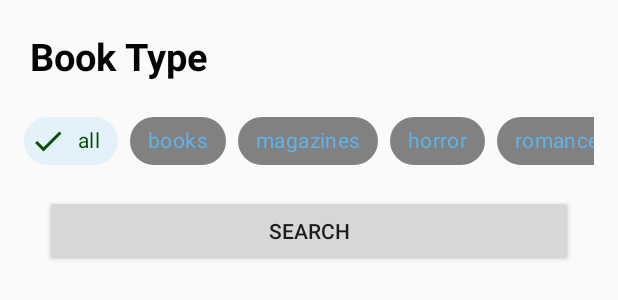
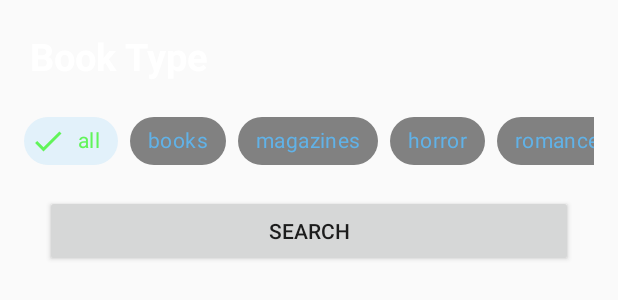
Before and after one commit to xiemoonie/BookApp, an Android app: the layout book_bottom_sheet.xml on its own in the app's theme, with its tools: preview values and no code run, on a phone screen of 412 x 824 dp. Shown: the top 300 px of the screen. Run offline under Robolectric (Android 15) with nearby library versions, the phone set to English and light mode, and no system bars.

Commit message:
Book Searching App

```diff
--- a/app/src/main/java/com/example/coolbookshelf/bindingadapters/BookRowBinding.kt
+++ b/app/src/main/java/com/example/coolbookshelf/bindingadapters/BookRowBinding.kt
@@ -51,11 +51,11 @@ class BookRowBinding {
                 when (view) {
                     is TextView -> {
                         view.setTextColor(
-                            ContextCompat.getColor(view.context, R.color.blue)
+                            ContextCompat.getColor(view.context, R.color.orange)
                         )
                     }
                     is ImageView -> {
-                        view.setColorFilter(ContextCompat.getColor(view.context, R.color.blue))
+                        view.setColorFilter(ContextCompat.getColor(view.context, R.color.orange))
                     }
                 }
             }
--- a/app/src/main/res/layout/book_row_layout.xml
+++ b/app/src/main/res/layout/book_row_layout.xml
@@ -75,7 +75,7 @@
                     android:layout_width="wrap_content"
                     android:layout_height="wrap_content"
                     app:srcCompat="@drawable/ic_library_books_24"
-                    app:tint="@color/blue"
+                    app:tint="@color/orange"
                     app:layout_constraintRight_toRightOf="parent"
                     app:layout_constraintLeft_toLeftOf="parent"
                     app:layout_constraintTop_toBottomOf="@id/card_food_description"
--- a/app/src/main/res/navigation/nav_bar.xml
+++ b/app/src/main/res/navigation/nav_bar.xml
@@ -8,7 +8,7 @@
     <fragment
         android:id="@+id/fragment_books"
         android:name="com.example.coolbookshelf.ui.fragments.BookFragment"
-        android:label="fragment_books_fragment"
+        android:label="Books"
         tools:layout="@layout/fragment_books">
         <action
             android:id="@+id/action_fragment_books_to_bookBottomSheet"
@@ -32,7 +32,7 @@
     <fragment
         android:id="@+id/fragment_favorite"
         android:name="com.example.coolbookshelf.ui.fragments.FavoriteBookFragment"
-        android:label="fragment_favorite_books"
+        android:label="Favorite Books"
         tools:layout="@layout/fragment_favorite_books" >
         <action
             android:id="@+id/action_fragment_favorite_to_detailsActivity"
--- a/app/src/main/res/values-night/colors.xml
+++ b/app/src/main/res/values-night/colors.xml
@@ -5,18 +5,18 @@
     <color name="gray">#C3C1C1</color>
     <color name="lightGray">#818181</color>
     <color name="black">#000000</color>
-    <color name="skyblue">#91FFFC</color>
-    <color name="blue">#FF9100</color>
-    <color name="white">#FFFFFFFF</color>
+    <color name="orange">#FF9100</color>
+    <color name="white">#FFFFFF</color>
     <color name="green">#10BD09</color>
     <color name="yellow">#FFD500</color>
     <color name="pink">#F683F0</color>
     <color name="transparent">#9933418D</color>
     <color name="transparentDark">#0B6A9A</color>
-
+    <color name="blueNice">#1B719C</color>
+    <color name="nocolor">#005FB4EC</color>
     <color name= "checkedChipBackgroundColor">@color/transparent</color>
     <color name= "chipBackgroundColor">@color/lightGray</color>
-    <color name= "checkedChipTextColor">#4196FF</color>
+    <color name= "checkedChipTextColor">@color/blueNice</color>
     <color name= "chipTextColor">@color/transparentDark</color>
 
 
--- a/app/src/main/res/values/colors.xml
+++ b/app/src/main/res/values/colors.xml
@@ -4,15 +4,17 @@
 
     <color name="gray">#C3C1C1</color>
     <color name="lightGray">#818181</color>
-    <color name="black">#FFFFFF</color>
+    <color name="black">#000000</color>
     <color name="skyblue">#78CBF1</color>
-    <color name="blue">#FF9100</color>
-    <color name="white">#050505</color>
-    <color name="green">#055101</color>
+    <color name="orange">#FF9100</color>
+    <color name="white">#FFFFFF</color>
+    <color name="green">#61F459</color>
     <color name="yellow">#FFD500</color>
     <color name="pink">#F683F0</color>
     <color name="transparent">#9933418D</color>
     <color name="transparentDark">#F25FB4EC</color>
+    <color name="blueNice">#0BABFB</color>
+    <color name="nocolor">#005FB4EC</color>
 
     <color name= "checkedChipBackgroundColor">@color/transparent</color>
     <color name= "chipBackgroundColor">@color/lightGray</color>
--- a/app/src/main/res/values/style.xml
+++ b/app/src/main/res/values/style.xml
@@ -10,11 +10,11 @@
     </style>
 
     <style name="DetailsActivityStyle"  parent="Theme.AppCompat.DayNight.NoActionBar">
-        <item name="colorPrimary">@color/black</item>
+        <item name="colorPrimary">@color/blueNice</item>
         <item name="colorPrimaryDark">@color/lightGray</item>
-        <item name="colorAccent">@color/blue</item>
+        <item name="colorAccent">@color/orange</item>
         <item name="colorControlNormal">@color/white</item>
-        <item name="android:statusBarColor">@color/white</item>
+        <item name="android:statusBarColor">@color/colorPrimary</item>
     </style>
 
     <style name="SplashScreenStyle" parent="Theme.MaterialComponents.DayNight.NoActionBar">
@@ -38,6 +38,6 @@
     </style>
 
     <style name="CustomTabTextStyle" parent ="TextAppearance.Design.Tab">
-        <item name="android:textColor">@color/white</item>
+        <item name="android:textColor">@color/gray</item>
     </style>
 </resources>
--- a/app/src/main/res/xml/favorites_row_layout_xml_favorites_book_row_layout_scene2.xml
+++ b/app/src/main/res/xml/favorites_row_layout_xml_favorites_book_row_layout_scene2.xml
@@ -12,7 +12,7 @@
        </KeyFrameSet>
     </Transition>
 
-    <ConstraintSet android:id="@+id/start">]t
+    <ConstraintSet android:id="@+id/start">
         <Constraint
             android:id="@+id/favorite_card_book"
             android:layout_width="0dp"
```
Also changed, not shown: app/src/main/java/com/example/coolbookshelf/adapter/FavoriteBooksAdapter.kt (+11 -13 lines).
